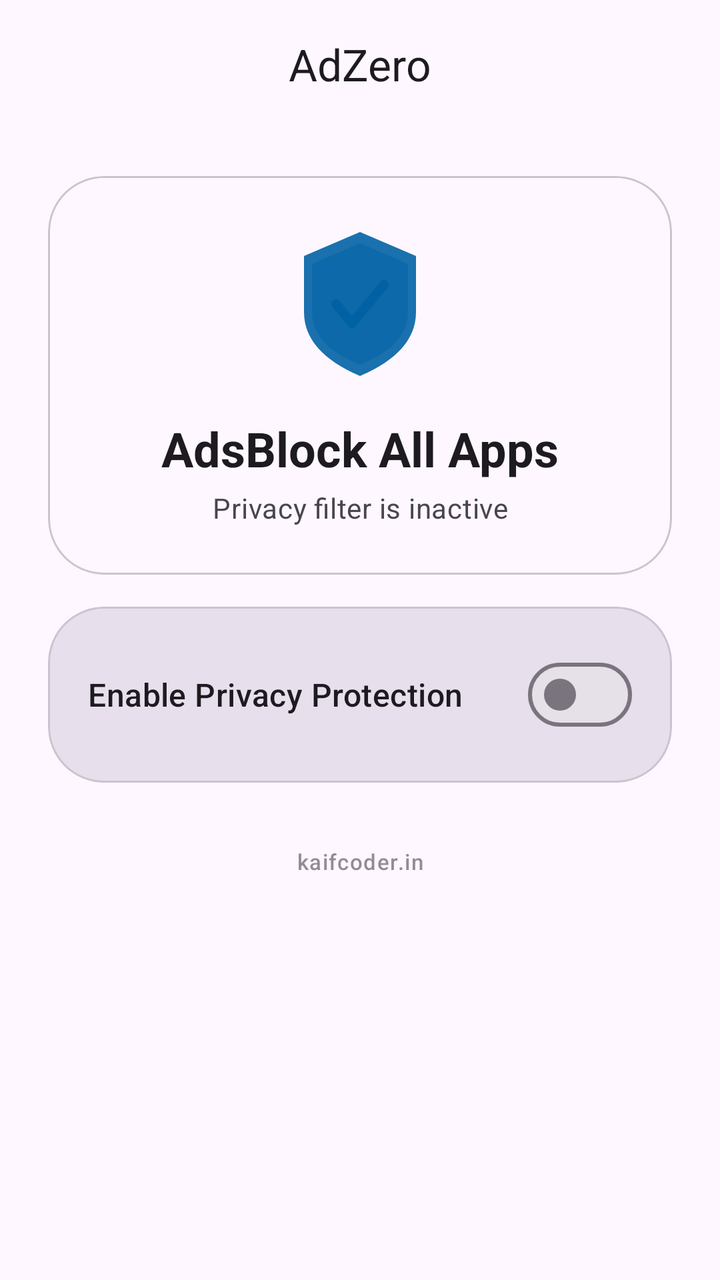
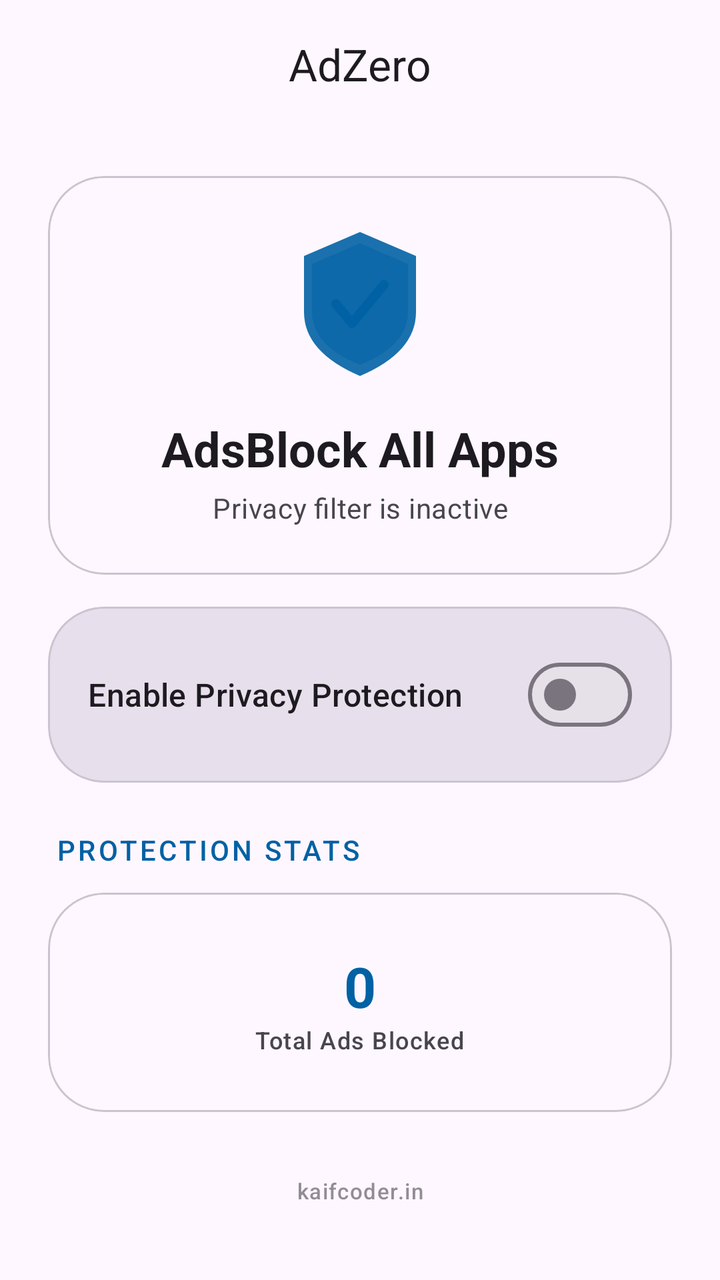

Screens rendered from an Android XML layout before and after an edit, with the pre-edit source and the edit as a unified diff.
<!-- AndroidManifest.xml: activity theme Theme.AdZero -->
<!-- res/layout/activity_main.xml -->
<?xml version="1.0" encoding="utf-8"?>
<androidx.coordinatorlayout.widget.CoordinatorLayout xmlns:android="http://schemas.android.com/apk/res/android"
    xmlns:app="http://schemas.android.com/apk/res-auto"
    android:id="@+id/mainContainer"
    android:layout_width="match_parent"
    android:layout_height="match_parent"
    android:background="?attr/colorSurface">

    <com.google.android.material.appbar.AppBarLayout
        android:layout_width="match_parent"
        android:layout_height="wrap_content"
        android:background="@android:color/transparent"
        app:elevation="0dp">

        <com.google.android.material.appbar.MaterialToolbar
            android:id="@+id/toolbar"
            android:layout_width="match_parent"
            android:layout_height="?attr/actionBarSize"
            app:title="AdZero"
            app:titleCentered="true"
            app:titleTextAppearance="@style/TextAppearance.Material3.TitleLarge" />
    </com.google.android.material.appbar.AppBarLayout>

    <androidx.core.widget.NestedScrollView
        android:layout_width="match_parent"
        android:layout_height="match_parent"
        app:layout_behavior="@string/appbar_scrolling_view_behavior">

        <LinearLayout
            android:layout_width="match_parent"
            android:layout_height="wrap_content"
            android:orientation="vertical"
            android:padding="24dp">

            
            <com.google.android.material.card.MaterialCardView
                android:layout_width="match_parent"
                android:layout_height="wrap_content"
                app:cardCornerRadius="28dp"
                app:cardElevation="0dp"
                app:strokeWidth="1dp"
                app:strokeColor="?attr/colorOutlineVariant"
                android:layout_marginBottom="16dp">

                <LinearLayout
                    android:layout_width="match_parent"
                    android:layout_height="wrap_content"
                    android:orientation="vertical"
                    android:padding="24dp"
                    android:gravity="center">

                    <ImageView
                        android:id="@+id/shieldIcon"
                        android:layout_width="80dp"
                        android:layout_height="80dp"
                        android:src="@drawable/ic_shield"
                        app:tint="?attr/colorPrimary"
                        android:layout_marginBottom="16dp"/>

                    <TextView
                        android:id="@+id/statusText"
                        android:layout_width="wrap_content"
                        android:layout_height="wrap_content"
                        android:layout_marginBottom="4dp"
                        android:text="AdsBlock All Apps"
                        android:textAppearance="@style/TextAppearance.Material3.HeadlineSmall"
                        android:textStyle="bold" />

                    <TextView
                        android:id="@+id/subStatusText"
                        android:layout_width="wrap_content"
                        android:layout_height="wrap_content"
                        android:text="Privacy filter is inactive"
                        android:textAppearance="@style/TextAppearance.Material3.BodyMedium"
                        android:textColor="?attr/colorOnSurfaceVariant"
                        android:gravity="center"/>
                </LinearLayout>
            </com.google.android.material.card.MaterialCardView>

            
            <com.google.android.material.card.MaterialCardView
                android:layout_width="match_parent"
                android:layout_height="wrap_content"
                app:cardCornerRadius="28dp"
                app:cardElevation="0dp"
                app:cardBackgroundColor="?attr/colorSurfaceVariant">

                <LinearLayout
                    android:id="@+id/toggleButton"
                    android:layout_width="match_parent"
                    android:layout_height="wrap_content"
                    android:orientation="horizontal"
                    android:padding="20dp"
                    android:gravity="center_vertical"
                    android:clickable="true"
                    android:focusable="true"
                    android:background="?attr/selectableItemBackground">

                    <TextView
                        android:id="@+id/toggleText"
                        android:layout_width="0dp"
                        android:layout_height="wrap_content"
                        android:layout_weight="1"
                        android:text="Enable Privacy Protection"
                        android:textAppearance="@style/TextAppearance.Material3.TitleMedium" />

                    <com.google.android.material.materialswitch.MaterialSwitch
                        android:id="@+id/mainSwitch"
                        android:layout_width="wrap_content"
                        android:layout_height="wrap_content"
                        android:clickable="false"
                        android:focusable="false" />
                </LinearLayout>
            </com.google.android.material.card.MaterialCardView>

            
            <TextView
                android:layout_width="match_parent"
                android:layout_height="wrap_content"
                android:text="@string/trademark"
                android:textAppearance="@style/TextAppearance.Material3.LabelSmall"
                android:textColor="?attr/colorOnSurfaceVariant"
                android:gravity="center"
                android:layout_marginTop="32dp"
                android:layout_marginBottom="16dp"
                android:alpha="0.6"/>

        </LinearLayout>
    </androidx.core.widget.NestedScrollView>

</androidx.coordinatorlayout.widget.CoordinatorLayout>
<!-- resources referenced by this layout -->
<resources>
  <!-- drawable ic_shield (drawable) -->
  <?xml version="1.0" encoding="utf-8"?>
  <vector xmlns:android="http://schemas.android.com/apk/res/android"
      android:width="100dp"
      android:height="100dp"
      android:viewportWidth="100"
      android:viewportHeight="100">
  
      
      <path
          android:pathData="M50,5 L85,20 L85,55 Q85,80 50,95 Q15,80 15,55 L15,20 Z"
          android:fillColor="#FF0000"
          android:fillAlpha="0.9"/>
  
      
      <path
          android:pathData="M50,12 L80,25 L80,55 Q80,76 50,88 Q20,76 20,55 L20,25 Z"
          android:fillColor="#FF3333"
          android:fillAlpha="0.5"/>
  
      
      <path
          android:pathData="M35,50 L45,62 L65,38"
          android:strokeColor="#FFFFFF"
          android:strokeWidth="6"
          android:strokeLineCap="round"
          android:strokeLineJoin="round"
          android:fillColor="#00000000"/>
  
  </vector>
  <string name="trademark">kaifcoder.in</string>
  <style name="Theme.AdZero" parent="Theme.Material3.DayNight.NoActionBar">
          
          <item name="colorPrimary">@color/primary</item>
          <item name="colorOnPrimary">@color/onPrimary</item>
  
          
          <item name="android:statusBarColor">?android:attr/colorBackground</item>
          <item name="android:windowLightStatusBar">true</item>
  
          
          <item name="android:navigationBarColor">?android:attr/colorBackground</item>
      </style>
  <color name="primary">#0061A4</color>
  <color name="onPrimary">#FFFFFF</color>
</resources>

<!-- the commit's change to res/layout/activity_main.xml (unified diff, before → after) -->
@@ -113,6 +113,58 @@
                 </LinearLayout>
             </com.google.android.material.card.MaterialCardView>
 
+            <TextView
+                android:layout_width="match_parent"
+                android:layout_height="wrap_content"
+                android:layout_marginTop="24dp"
+                android:text="PROTECTION STATS"
+                android:textAppearance="@style/TextAppearance.Material3.LabelLarge"
+                android:textColor="?attr/colorPrimary"
+                android:letterSpacing="0.1"
+                android:layout_marginStart="4dp"
+                android:layout_marginBottom="12dp"/>
+
+            
+            <com.google.android.material.card.MaterialCardView
+                android:layout_width="match_parent"
+                android:layout_height="wrap_content"
+                app:cardCornerRadius="28dp"
+                app:cardElevation="0dp"
+                app:strokeWidth="1dp"
+                app:strokeColor="?attr/colorOutlineVariant">
+
+                <LinearLayout
+                    android:layout_width="match_parent"
+                    android:layout_height="wrap_content"
+                    android:orientation="horizontal"
+                    android:padding="16dp">
+
+                    <LinearLayout
+                        android:layout_width="match_parent"
+                        android:layout_height="wrap_content"
+                        android:orientation="vertical"
+                        android:gravity="center"
+                        android:padding="12dp">
+
+                        <TextView
+                            android:id="@+id/adsBlockedCount"
+                            android:layout_width="wrap_content"
+                            android:layout_height="wrap_content"
+                            android:text="0"
+                            android:textAppearance="@style/TextAppearance.Material3.HeadlineMedium"
+                            android:textColor="?attr/colorPrimary"
+                            android:textStyle="bold"/>
+
+                        <TextView
+                            android:layout_width="wrap_content"
+                            android:layout_height="wrap_content"
+                            android:text="Total Ads Blocked"
+                            android:textAppearance="@style/TextAppearance.Material3.LabelMedium"
+                            android:textColor="?attr/colorOnSurfaceVariant"/>
+                    </LinearLayout>
+                </LinearLayout>
+            </com.google.android.material.card.MaterialCardView>
+
             
             <TextView
                 android:layout_width="match_parent"
